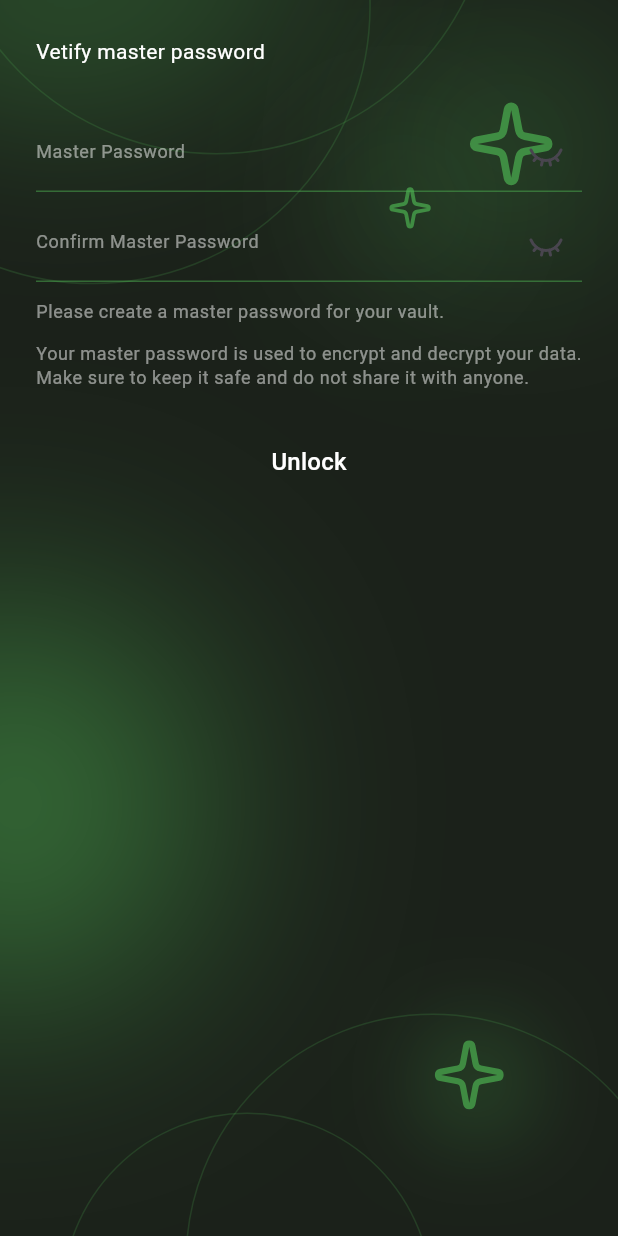
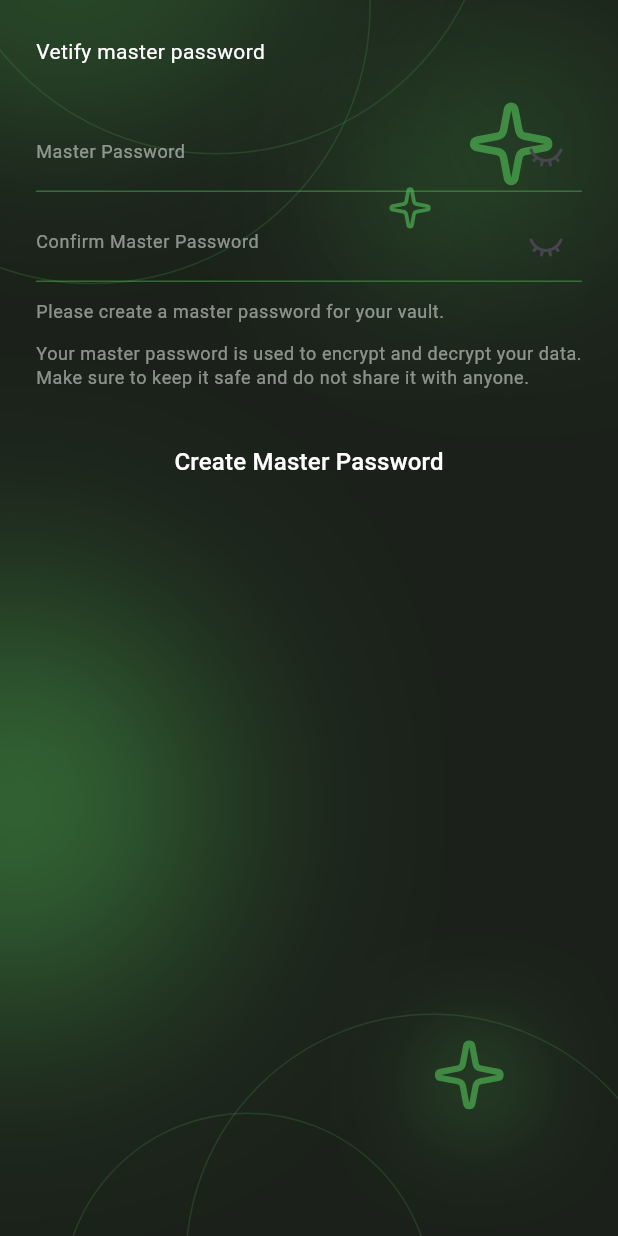
Before and after one commit to jchocola/bit_key, a Flutter app: the screen it shows after launch, on a phone screen of 412 x 824 dp. Run offline on Flutter 3.47's test engine with Material 3 defaults, Android fonts, the phone set to English and light mode, and no system bars; our stand-ins replace equatable, flutter_bloc, flutter_secure_storage, get_it, google_fonts, hive and 4 more; missing offline and left inert: animate_gradient, dart:ffi, family_bottom_sheet, glassy_real_navbar, liquid_glass_renderer, random_name_generator and 1 more; accounts and stored records are empty; Roboto replaces fonts that are missing (Ubuntu); statements that could not run were skipped.

Commit message:
auth logic

```diff
--- a/lib/core/di/di.dart
+++ b/lib/core/di/di.dart
@@ -28,7 +28,7 @@ Future<void> DI() async {
   getIt.registerSingleton<LocalDbRepository>(HiveDbRepoImpl(pathDir: dir.path));
 
   final secureStorage = FlutterSecureStorage(
-     aOptions: AndroidOptions(encryptedSharedPreferences:  true, keyCipherAlgorithm: KeyCipherAlgorithm.AES_GCM_NoPadding),
+     aOptions: AndroidOptions(keyCipherAlgorithm: KeyCipherAlgorithm.AES_GCM_NoPadding),
   );
   getIt.registerSingleton<SecureStorageRepository>(SecureStorageRepoImpl(secureStorage: secureStorage));
 
--- a/lib/core/exception/app_exception.dart
+++ b/lib/core/exception/app_exception.dart
@@ -1,3 +1,5 @@
+// ignore_for_file: constant_identifier_names
+
 enum AppException {
   failed_to_create_folder,
   folder_already_exist,
@@ -10,4 +12,7 @@ enum AppException {
   card_not_exist_in_box,
   identity_not_exist_in_box,
   login_not_exist_in_box,
+
+  passwords_do_not_match,
+  invalid_master_password
 }
--- a/lib/features/feature_auth/domain/repo/secure_storage_repository.dart
+++ b/lib/features/feature_auth/domain/repo/secure_storage_repository.dart
@@ -19,5 +19,7 @@ abstract class SecureStorageRepository {
   // ENCRYPTION
   Future<void> clearAllSecureData();
 
+  // CHECK USER MASTER PASSWORD
+  Future<bool> isMasterPasswordValid(String USER_MASTER_PASSWORD);
 
 }
--- a/lib/features/feature_auth/presentation/auth_page.dart
+++ b/lib/features/feature_auth/presentation/auth_page.dart
@@ -1,11 +1,16 @@
+// ignore_for_file: no_leading_underscores_for_local_identifiers
+
 import 'package:bit_key/core/constants/app_constant.dart';
 import 'package:bit_key/core/theme/app_bg.dart';
+import 'package:bit_key/features/feature_auth/presentation/bloc/auth_bloc.dart';
 import 'package:bit_key/features/feature_auth/presentation/widget/auth_page_appbar.dart';
 import 'package:bit_key/features/feature_auth/presentation/widget/create_master_password.dart';
 import 'package:bit_key/features/feature_auth/presentation/widget/master_password_input.dart';
+import 'package:bit_key/main.dart';
 import 'package:bit_key/shared/widgets/big_button.dart';
 import 'package:flutter/material.dart';
 import 'package:flutter/widgets.dart';
+import 'package:flutter_bloc/flutter_bloc.dart';
 
 class AuthPage extends StatelessWidget {
   const AuthPage({super.key});
@@ -22,13 +27,30 @@ class AuthPage extends StatelessWidget {
               child: Column(
                 spacing: AppConstant.appPadding,
                 children: [
-                 AuthPageAppbar(),
-
-               // MasterPasswordInput(),
-              CreateMasterPassword(),
-                 BigButton(
-                  title: 'Unlock',
-                 ),
+                  AuthPageAppbar(),
+                  BlocConsumer<AuthBloc, AuthBlocState>(
+                    listener: (context, state) {
+                      if (state is AuthBlocFailure) {
+                        ScaffoldMessenger.of(context).showSnackBar(
+                          SnackBar(content: Text(state.exception?.name ?? '')),
+                        );
+                      } else if (state is AuthBlocAuthenticated) {
+                        logger.i('User authenticated successfully.');
+                        Navigator.of(context).pushReplacement(
+                          MaterialPageRoute(builder: (context) => MainPage()),
+                        );
+                      }
+                    },
+                    builder: (context, state) {
+                      if (state is AuthBlocFirstTimeUser) {
+                        return _buildFirstTimeSetup(context);
+                      } else if (state is AuthBlocUnauthenticated) {
+                        return _buildUnlockVault(context);
+                      } else {
+                        return const SizedBox.shrink();
+                      }
+                    },
+                  ),
                 ],
               ),
             ),
@@ -37,4 +59,50 @@ class AuthPage extends StatelessWidget {
       ),
     );
   }
+
+  Widget _buildFirstTimeSetup(BuildContext context) {
+    void _onCreateMasterPassword() {
+      try {
+        context.read<AuthBloc>().add(
+          AppBlocEvent_UserFirstimeRegister(
+            USER_MASTER_PASSWORD: 'qwerty',
+            CONFIRM_MASTER_PASSWORD: 'qwerty',
+          ),
+        );
+      } catch (e) {
+        logger.e('Error creating master password: $e');
+      }
+    }
+
+    return Column(
+      spacing: AppConstant.appPadding,
+      children: [
+        CreateMasterPassword(),
+        BigButton(
+          title: 'Create Master Password',
+          onTap: _onCreateMasterPassword,
+        ),
+      ],
+    );
+  }
+
+  Widget _buildUnlockVault(BuildContext context) {
+    void _onUnlockVault() {
+      try {
+        context.read<AuthBloc>().add(
+          AppBlocEvent_UserUnlockVault(USER_MASTER_PASSWORD: 'qwerty'),
+        );
+      } catch (e) {
+        logger.e('Error unlocking vault: $e');
+      }
+    }
+
+    return Column(
+      spacing: AppConstant.appPadding,
+      children: [
+        MasterPasswordInput(),
+        BigButton(title: 'Unlock Vault', onTap: () => _onUnlockVault()),
+      ],
+    );
+  }
 }
--- a/lib/features/feature_auth/presentation/bloc/auth_bloc.dart
+++ b/lib/features/feature_auth/presentation/bloc/auth_bloc.dart
@@ -1,3 +1,8 @@
+// ignore_for_file: non_constant_identifier_names, camel_case_types
+
+import 'package:bit_key/core/exception/app_exception.dart';
+import 'package:bit_key/features/feature_auth/domain/repo/secure_storage_repository.dart';
+import 'package:bit_key/main.dart';
 import 'package:equatable/equatable.dart';
 import 'package:flutter_bloc/flutter_bloc.dart';
 
@@ -5,6 +10,28 @@ import 'package:flutter_bloc/flutter_bloc.dart';
 abstract class AuthBlocEvent extends Equatable {
   @override
   List<Object?> get props => [];
+}
+
+class AppBlocEvent_LoadSaltAndControlSum extends AuthBlocEvent {}
+
+class AppBlocEvent_UserFirstimeRegister extends AuthBlocEvent {
+  final String? USER_MASTER_PASSWORD;
+  final String? CONFIRM_MASTER_PASSWORD;
+  AppBlocEvent_UserFirstimeRegister({
+    required this.USER_MASTER_PASSWORD,
+    required this.CONFIRM_MASTER_PASSWORD,
+  });
+  @override
+  List<Object?> get props => [USER_MASTER_PASSWORD, CONFIRM_MASTER_PASSWORD];
+}
+
+class AppBlocEvent_UserUnlockVault extends AuthBlocEvent {
+  final String? USER_MASTER_PASSWORD;
+  AppBlocEvent_UserUnlockVault({
+    required this.USER_MASTER_PASSWORD,
+  });
+  @override
+  List<Object?> get props => [USER_MASTER_PASSWORD];
 }
 
 // STATE
@@ -17,19 +44,145 @@ class AuthBlocInitial extends AuthBlocState {}
 
 class AuthBlocLoading extends AuthBlocState {}
 
-class AuthBlocSuccess extends AuthBlocState {
-  final String? salt;
-  final String? controlSumString;
-  final String? MASTER_KEY;
-  AuthBlocSuccess({this.salt, this.controlSumString, this.MASTER_KEY});
+class AuthBlocUnauthenticated extends AuthBlocState {
+  final String SALT;
+  final String CONTROL_SUM_STRING;
+
+  AuthBlocUnauthenticated({
+    required this.SALT,
+    required this.CONTROL_SUM_STRING,
+  });
+  @override
+  List<Object?> get props => [SALT, CONTROL_SUM_STRING];
+}
+
+class AuthBlocFirstTimeUser extends AuthBlocState {}
+
+class AuthBlocAuthenticated extends AuthBlocState {
+  final String MASTER_KEY;
+  final String SESSION_KEY;
+  final String USER_MASTER_PASSWORD;
+
+  AuthBlocAuthenticated({
+    required this.MASTER_KEY,
+    required this.SESSION_KEY,
+    required this.USER_MASTER_PASSWORD,
+  });
 
   @override
-  List<Object?> get props => [salt, controlSumString, MASTER_KEY];
+  List<Object?> get props => [SESSION_KEY, USER_MASTER_PASSWORD, MASTER_KEY];
 }
 
-class AuthBlocFailure extends AuthBlocState {}
+class AuthBlocFailure extends AuthBlocState {
+  final AppException? exception;
+  AuthBlocFailure({this.exception});
+  @override
+  List<Object?> get props => [
+    exception,
+  ];
+}
 
 //BLOC
 class AuthBloc extends Bloc<AuthBlocEvent, AuthBlocState> {
-  AuthBloc() : super(AuthBlocInitial()) {}
+  final SecureStorageRepository secureStorageRepository;
+  AuthBloc({required this.secureStorageRepository}) : super(AuthBlocInitial()) {
+    ///
+    /// LOAD SALT AND CONTROL SUM STRING
+    ///
+    on<AppBlocEvent_LoadSaltAndControlSum>((event, emit) async {
+      try {
+        final salt = await secureStorageRepository.getSalt();
+        final controlSumStr = await secureStorageRepository
+            .getControlSumString();
+
+        logger.f('SALT: $salt');
+        logger.f('CONTROL SUM STRING: $controlSumStr');
+
+        if (salt == null || controlSumStr == null) {
+          emit(AuthBlocFirstTimeUser());
+          return;
+        }
+        emit(
+          AuthBlocUnauthenticated(
+            SALT: salt,
+            CONTROL_SUM_STRING: controlSumStr,
+          ),
+        );
+      } catch (e) {
+        logger.e(e);
+        emit(AuthBlocFailure());
+      }
+    });
+
+    ///
+    /// USER FIRST TIME REGISTER
+    ///
+    on<AppBlocEvent_UserFirstimeRegister>((event, emit) async {
+      try {
+        emit(AuthBlocLoading());
+
+        if (event.USER_MASTER_PASSWORD != event.CONFIRM_MASTER_PASSWORD) {
+          throw AppException.passwords_do_not_match;
+        }
+
+        final newSalt = await secureStorageRepository.generateSalt();
+        final controlSumString =
+            'control_sum_${event.USER_MASTER_PASSWORD}_$newSalt';
+
+        logger.i('Generated SALT: $newSalt');
+        logger.i('Generated CONTROL SUM STRING: $controlSumString');
+
+        await secureStorageRepository.setSalt(newSalt);
+        await secureStorageRepository.setControlSumString(controlSumString);
+
+        logger.i('New SALT set: $newSalt');
+        logger.i('New CONTROL SUM STRING set: $controlSumString');
+
+        emit(
+          AuthBlocUnauthenticated(
+            SALT: newSalt,
+            CONTROL_SUM_STRING: controlSumString,
+          ),
+        );
+      } catch (e) {
+        logger.e(e);
+        emit(AuthBlocFailure(exception: e as AppException?));
+        add(AppBlocEvent_LoadSaltAndControlSum());
+      }
+    });
+
+
+    ///
+    /// USER UNLOCK VAULT
+    ///
+    on<AppBlocEvent_UserUnlockVault>((event, emit) async {
+      try {
+        emit(AuthBlocLoading());
+
+        final isValid = await secureStorageRepository
+            .isMasterPasswordValid(event.USER_MASTER_PASSWORD!);
+
+        if (!isValid) {
+          throw AppException.invalid_master_password;
+        }
+
+        // For simplicity, using fixed strings as MASTER_KEY and SESSION_KEY.
+        // In production, derive these securely from the master password.
+        final masterKey = 'MASTER_KEY_DERIVED_FROM_${event.USER_MASTER_PASSWORD}';
+        final sessionKey = 'SESSION_KEY_DERIVED_FROM_${event.USER_MASTER_PASSWORD}';
+
+        emit(
+          AuthBlocAuthenticated(
+            MASTER_KEY: masterKey,
+            SESSION_KEY: sessionKey,
+            USER_MASTER_PASSWORD: event.USER_MASTER_PASSWORD!,
+          ),
+        );
+      } catch (e) {
+        logger.e(e);
+        emit(AuthBlocFailure(exception: e as AppException?));
+        add(AppBlocEvent_LoadSaltAndControlSum());
+      }
+    });
+  }
 }
--- a/lib/features/feature_auth/presentation/widget/create_master_password.dart
+++ b/lib/features/feature_auth/presentation/widget/create_master_password.dart
@@ -4,8 +4,31 @@ import 'package:flutter/material.dart';
 import 'package:flutter/widgets.dart';
 import 'package:liquid_glass_renderer/liquid_glass_renderer.dart';
 
-class CreateMasterPassword extends StatelessWidget {
+class CreateMasterPassword extends StatefulWidget {
   const CreateMasterPassword({super.key});
+
+  @override
+  State<CreateMasterPassword> createState() => _CreateMasterPasswordState();
+}
+
+class _CreateMasterPasswordState extends State<CreateMasterPassword> {
+  late TextEditingController masterPasswordController;
+  late TextEditingController confirmMasterPasswordController;
+
+  @override
+  void initState() {
+
+    super.initState();
+    masterPasswordController = TextEditingController();
+    confirmMasterPasswordController = TextEditingController();
+  }
+
+  @override
+  void dispose() {
+    masterPasswordController.dispose();
+    confirmMasterPasswordController.dispose();
+    super.dispose();
+  }
 
   @override
   Widget build(BuildContext context) {
@@ -20,12 +43,14 @@ class CreateMasterPassword extends StatelessWidget {
           spacing: AppConstant.appPadding,
           children: [
             CustomTextfield(
+              controller: masterPasswordController,
               hintText: 'Master Password',
               withEye: true,
               obscure: true,
             ),
 
             CustomTextfield(
+              controller: confirmMasterPasswordController,
               hintText: 'Confirm Master Password',
               withEye: true,
               obscure: true,
--- a/lib/main.dart
+++ b/lib/main.dart
@@ -5,7 +5,9 @@ import 'package:bit_key/core/icon/app_icon.dart';
 import 'package:bit_key/core/theme/app_bg.dart';
 import 'package:bit_key/core/theme/app_color.dart';
 import 'package:bit_key/core/theme/app_theme.dart';
+import 'package:bit_key/features/feature_auth/domain/repo/secure_storage_repository.dart';
 import 'package:bit_key/features/feature_auth/presentation/auth_page.dart';
+import 'package:bit_key/features/feature_auth/presentation/bloc/auth_bloc.dart';
 import 'package:bit_key/features/feature_generate_pass/domain/repositories/generator_repo.dart';
 import 'package:bit_key/features/feature_generate_pass/presentation/bloc/name_generator_bloc.dart';
 import 'package:bit_key/features/feature_generate_pass/presentation/bloc/pass_generator_bloc.dart';
@@ -145,6 +147,9 @@ class MyApp extends StatelessWidget {
               localDbRepository: getIt<LocalDbRepository>(),
             ),
           ),
+          BlocProvider(
+            create: (context) => AuthBloc(secureStorageRepository: getIt<SecureStorageRepository>())..add(AppBlocEvent_LoadSaltAndControlSum()),
+          )
         ],
         child: AuthPage(),
         //child: MainPage(),
```
Also changed, not shown: lib/features/feature_auth/data/repo/secure_storage_repo_impl.dart (+27 -6 lines), 1 other file.
